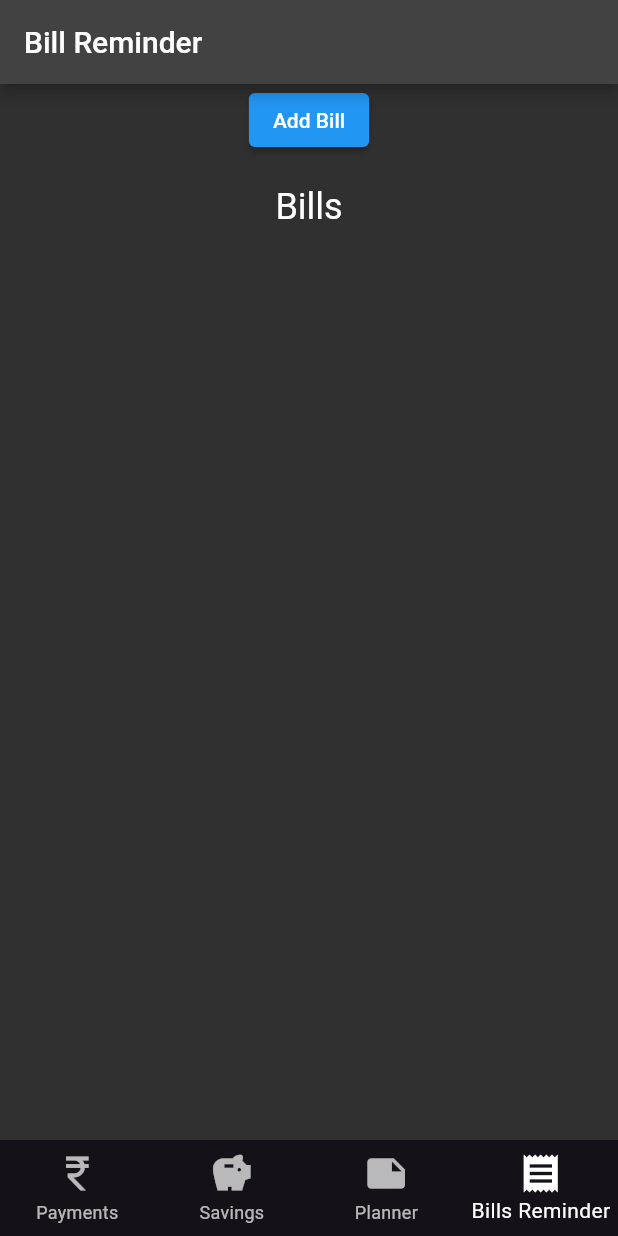
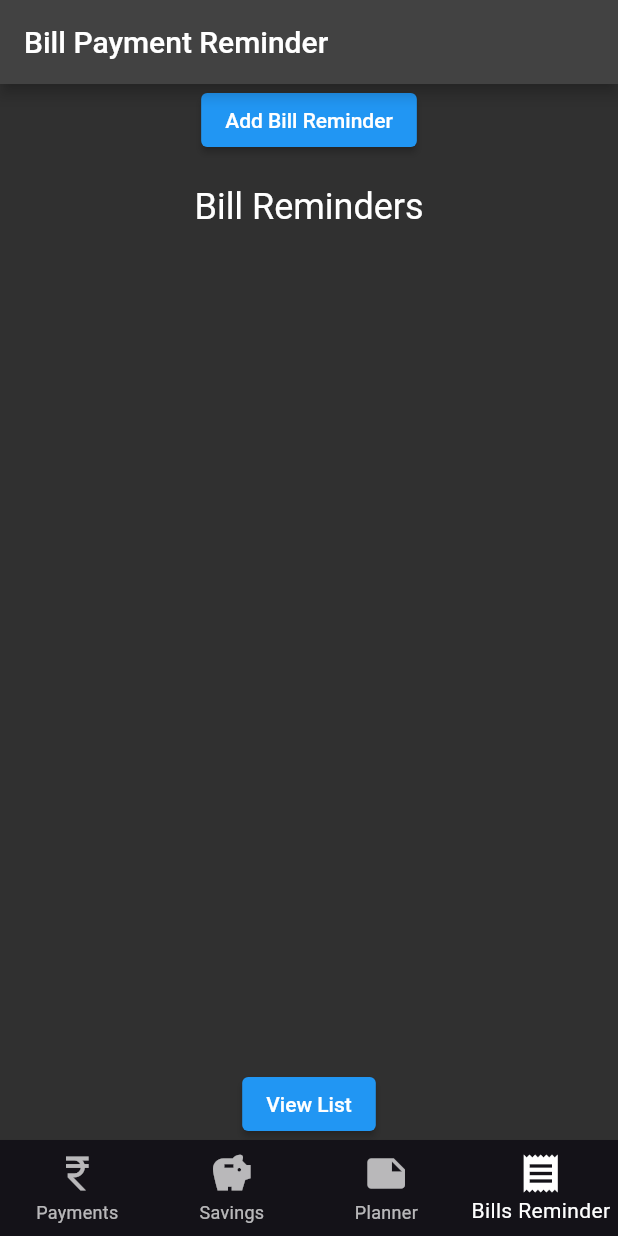
Before and after one commit to karthxk07/BeriPay, a Flutter app: the screen it shows after launch, item 4 of the bottom bar chosen, on a phone screen of 412 x 824 dp. Run offline on Flutter 3.47's test engine with Material 2 defaults, Android fonts, the phone set to English and light mode, and no system bars; our stand-ins replace google_fonts.

Commit message:
billreminder updated

```diff
--- a/lib/main.dart
+++ b/lib/main.dart
@@ -39,7 +39,7 @@ class _MyHomePageState extends State<MyHomePage> {
     Contacts(),
     SavingsApp(),
     ExpensePlanner(),
-    BillReminderApp(),
+   FintechApp(),
   ];
 
   void _onItemTapped(int index) {
--- a/lib/widgets/billreminder.dart
+++ b/lib/widgets/billreminder.dart
@@ -1,26 +1,26 @@
 import 'package:flutter/material.dart';
-class BillReminderApp extends StatelessWidget {
+class FintechApp extends StatelessWidget {
   @override
   Widget build(BuildContext context) {
     return MaterialApp(
-      title: 'Bill Reminder',
+      title: 'Fintech App',
       theme: ThemeData.dark(),
-      home: HomePage(),
+      home: BillReminderPage(),
     );
   }
 }
 
-class HomePage extends StatefulWidget {
+class BillReminderPage extends StatefulWidget {
   @override
-  _HomePageState createState() => _HomePageState();
+  _BillReminderPageState createState() => _BillReminderPageState();
 }
 
-class _HomePageState extends State<HomePage> {
-  List<String> bills = [];
+class _BillReminderPageState extends State<BillReminderPage> {
+  List<String> billReminders = [];
 
-  void addBill(String bill) {
+  void addBillReminder(String reminder) {
     setState(() {
-      bills.add(bill);
+      billReminders.add(reminder);
     });
   }
 
@@ -28,7 +28,7 @@ class _HomePageState extends State<HomePage> {
   Widget build(BuildContext context) {
     return Scaffold(
       appBar: AppBar(
-        title: Text('Bill Reminder'),
+        title: Text('Bill Payment Reminder'),
       ),
       body: Column(
         children: [
@@ -37,7 +37,7 @@ class _HomePageState extends State<HomePage> {
               showDialog(
                 context: context,
                 builder: (context) => AlertDialog(
-                  title: Text('Add Bill'),
+                  title: Text('Add Bill Reminder'),
                   content: TextField(
                     onChanged: (value) {
                       // Handle text input
@@ -55,9 +55,11 @@ class _HomePageState extends State<HomePage> {
                     ),
                     ElevatedButton(
                       onPressed: () {
-                        // Add the bill
-                        String bill = ''; // Retrieve the text input
-                        addBill(bill);
+                        // Add the bill reminder
+                        String reminder = ''; // Retrieve the text input
+                        setState(() {
+                          addBillReminder(reminder);
+                        });
                         Navigator.pop(context);
                       },
                       child: Text('Add'),
@@ -66,25 +68,57 @@ class _HomePageState extends State<HomePage> {
                 ),
               );
             },
-            child: Text('Add Bill'),
+            child: Text('Add Bill Reminder'),
           ),
           SizedBox(height: 20),
           Text(
-            'Bills',
+            'Bill Reminders',
             style: TextStyle(fontSize: 24),
           ),
           Expanded(
             child: ListView.builder(
-              itemCount: bills.length,
+              itemCount: billReminders.length,
               itemBuilder: (context, index) {
                 return ListTile(
-                  title: Text(bills[index]),
+                  title: Text(billReminders[index]),
                 );
               },
             ),
+          ),
+          ElevatedButton(
+            onPressed: () {
+              Navigator.push(
+                context,
+                MaterialPageRoute(builder: (context) => BillReminderListPage(reminders: billReminders)),
+              );
+            },
+            child: Text('View List'),
           ),
         ],
       ),
     );
   }
 }
+
+class BillReminderListPage extends StatelessWidget {
+  final List<String> reminders;
+
+  BillReminderListPage({required this.reminders});
+
+  @override
+  Widget build(BuildContext context) {
+    return Scaffold(
+      appBar: AppBar(
+        title: Text('Bill Reminder List'),
+      ),
+      body: ListView.builder(
+        itemCount: reminders.length,
+        itemBuilder: (context, index) {
+          return ListTile(
+            title: Text(reminders[index]),
+          );
+        },
+      ),
+    );
+  }
+}
```
